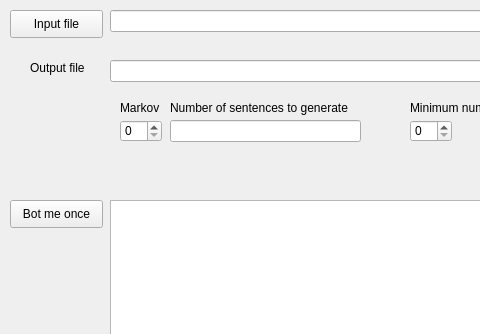
This is gui/gui.ui in Coul33t/sentence_autogen as Qt 5 draws it before an edit; both pictures show x 0 to 480 and y 0 to 334 of the 800 by 600 pixel window. The edited form follows.
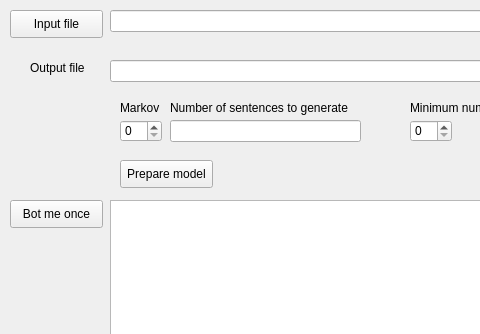
This is the edited form.

Commit message: GUI now works with the Markold object

```diff
--- a/gui/gui.ui
+++ b/gui/gui.ui
@@ -193,6 +193,19 @@
      </rect>
     </property>
    </widget>
+   <widget class="QPushButton" name="pushbutton_model">
+    <property name="geometry">
+     <rect>
+      <x>120</x>
+      <y>160</y>
+      <width>93</width>
+      <height>28</height>
+     </rect>
+    </property>
+    <property name="text">
+     <string>Prepare model</string>
+    </property>
+   </widget>
   </widget>
   <widget class="QMenuBar" name="menubar">
    <property name="geometry">
```
The commit also changes 2 other files.
